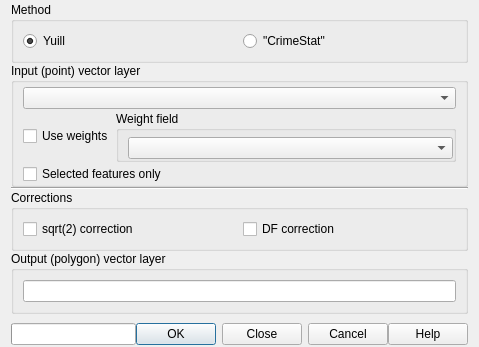
This is SDEllipse.ui in havatv/qgisstandarddeviationalellipseplugin as Qt 5 draws it before an edit. The edited form follows.
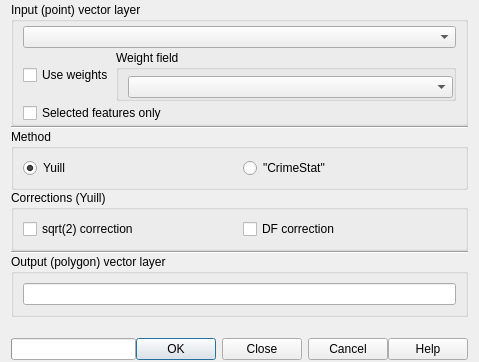
This is the edited form.

Commit message: UI rearranged, updated help files to reflect the change to version 3.0.0

Diff of the .ui file:
```diff
--- a/SDEllipse.ui
+++ b/SDEllipse.ui
@@ -7,7 +7,7 @@
     <x>0</x>
     <y>0</y>
     <width>479</width>
-    <height>347</height>
+    <height>362</height>
    </rect>
   </property>
   <property name="windowTitle">
@@ -23,39 +23,6 @@
    <property name="bottomMargin">
     <number>2</number>
    </property>
-   <item>
-    <widget class="QGroupBox" name="groupBox_4">
-     <property name="title">
-      <string>Method</string>
-     </property>
-     <layout class="QVBoxLayout" name="verticalLayout_5">
-      <item>
-       <layout class="QHBoxLayout" name="horizontalLayout_3">
-        <item>
-         <widget class="QRadioButton" name="yuill_rb">
-          <property name="text">
-           <string notr="true">Yuill</string>
-          </property>
-          <property name="checked">
-           <bool>true</bool>
-          </property>
-         </widget>
-        </item>
-        <item>
-         <widget class="QRadioButton" name="crimestat_rb">
-          <property name="toolTip">
-           <string>Correction for DF and sqrt(2)</string>
-          </property>
-          <property name="text">
-           <string notr="true">&quot;CrimeStat&quot;</string>
-          </property>
-         </widget>
-        </item>
-       </layout>
-      </item>
-     </layout>
-    </widget>
-   </item>
    <item>
     <widget class="QGroupBox" name="groupBox">
      <property name="acceptDrops">
@@ -144,10 +111,43 @@
      </property>
     </widget>
    </item>
+   <item>
+    <widget class="QGroupBox" name="groupBox_4">
+     <property name="title">
+      <string>Method</string>
+     </property>
+     <layout class="QVBoxLayout" name="verticalLayout_5">
+      <item>
+       <layout class="QHBoxLayout" name="horizontalLayout_3">
+        <item>
+         <widget class="QRadioButton" name="yuill_rb">
+          <property name="text">
+           <string notr="true">Yuill</string>
+          </property>
+          <property name="checked">
+           <bool>true</bool>
+          </property>
+         </widget>
+        </item>
+        <item>
+         <widget class="QRadioButton" name="crimestat_rb">
+          <property name="toolTip">
+           <string>Correction for DF and sqrt(2)</string>
+          </property>
+          <property name="text">
+           <string notr="true">&quot;CrimeStat&quot;</string>
+          </property>
+         </widget>
+        </item>
+       </layout>
+      </item>
+     </layout>
+    </widget>
+   </item>
    <item>
     <widget class="QGroupBox" name="groupBox_2">
      <property name="title">
-      <string>Corrections</string>
+      <string>Corrections (Yuill)</string>
      </property>
      <layout class="QVBoxLayout" name="verticalLayout_2">
       <item>
@@ -177,6 +177,13 @@
      </layout>
     </widget>
    </item>
+   <item>
+    <widget class="Line" name="line_2">
+     <property name="orientation">
+      <enum>Qt::Horizontal</enum>
+     </property>
+    </widget>
+   </item>
    <item>
     <widget class="QGroupBox" name="groupBox_5">
      <property name="title">
```
The commit also changes 3 other files.
